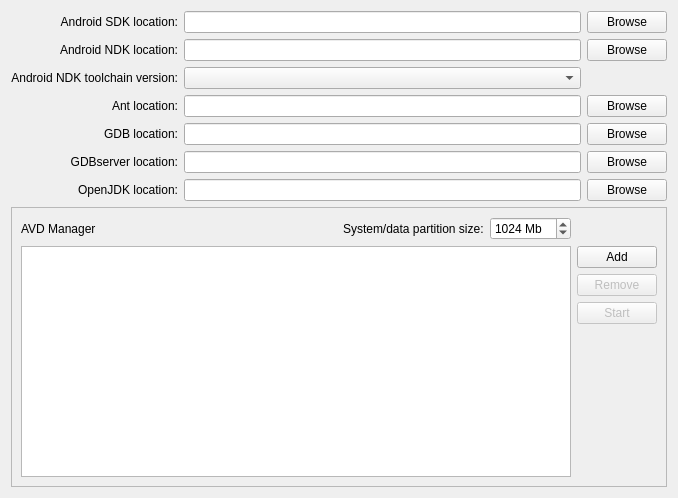
KDE/android-qt-creator, file src/plugins/android/androidsettingswidget.ui: the form before one commit.
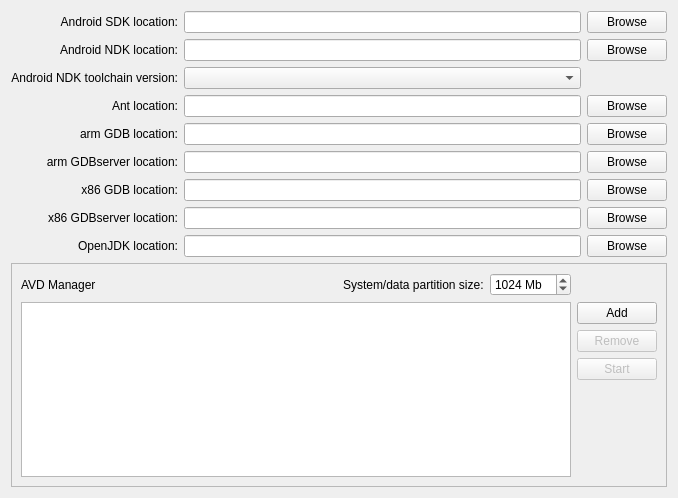
The form after the commit.

```diff
--- a/src/plugins/android/androidsettingswidget.ui
+++ b/src/plugins/android/androidsettingswidget.ui
@@ -92,7 +92,7 @@
      <item row="4" column="0">
       <widget class="QLabel" name="GdbLocationLabel">
        <property name="text">
-        <string>GDB location:</string>
+        <string>arm GDB location:</string>
        </property>
        <property name="alignment">
         <set>Qt::AlignRight|Qt::AlignTrailing|Qt::AlignVCenter</set>
@@ -112,7 +112,7 @@
      <item row="5" column="0">
       <widget class="QLabel" name="GdbserverLocationLabel">
        <property name="text">
-        <string>GDBserver location:</string>
+        <string>arm GDBserver location:</string>
        </property>
        <property name="alignment">
         <set>Qt::AlignRight|Qt::AlignTrailing|Qt::AlignVCenter</set>
@@ -130,6 +130,46 @@
       </widget>
      </item>
      <item row="6" column="0">
+      <widget class="QLabel" name="GdbLocationLabelx86">
+       <property name="text">
+        <string>x86 GDB location:</string>
+       </property>
+       <property name="alignment">
+        <set>Qt::AlignRight|Qt::AlignTrailing|Qt::AlignVCenter</set>
+       </property>
+      </widget>
+     </item>
+     <item row="6" column="1">
+      <widget class="QLineEdit" name="GdbLocationLineEditx86"/>
+     </item>
+     <item row="6" column="2">
+      <widget class="QPushButton" name="GdbLocationPushButtonx86">
+       <property name="text">
+        <string>Browse</string>
+       </property>
+      </widget>
+     </item>
+     <item row="7" column="0">
+      <widget class="QLabel" name="GdbserverLocationLabelx86">
+       <property name="text">
+        <string>x86 GDBserver location:</string>
+       </property>
+       <property name="alignment">
+        <set>Qt::AlignRight|Qt::AlignTrailing|Qt::AlignVCenter</set>
+       </property>
+      </widget>
+     </item>
+     <item row="7" column="1">
+      <widget class="QLineEdit" name="GdbserverLocationLineEditx86"/>
+     </item>
+     <item row="7" column="2">
+      <widget class="QPushButton" name="GdbserverLocationPushButtonx86">
+       <property name="text">
+        <string>Browse</string>
+       </property>
+      </widget>
+     </item>
+     <item row="8" column="0">
       <widget class="QLabel" name="OpenJDKLocationLabel">
        <property name="text">
         <string>OpenJDK location:</string>
@@ -139,10 +179,10 @@
        </property>
       </widget>
      </item>
-     <item row="6" column="1">
+     <item row="8" column="1">
       <widget class="QLineEdit" name="OpenJDKLocationLineEdit"/>
      </item>
-     <item row="6" column="2">
+     <item row="8" column="2">
       <widget class="QPushButton" name="OpenJDKLocationPushButton">
        <property name="text">
         <string>Browse</string>
```
Left out of the diff: 68 changed lines with no effect on the pictures.
